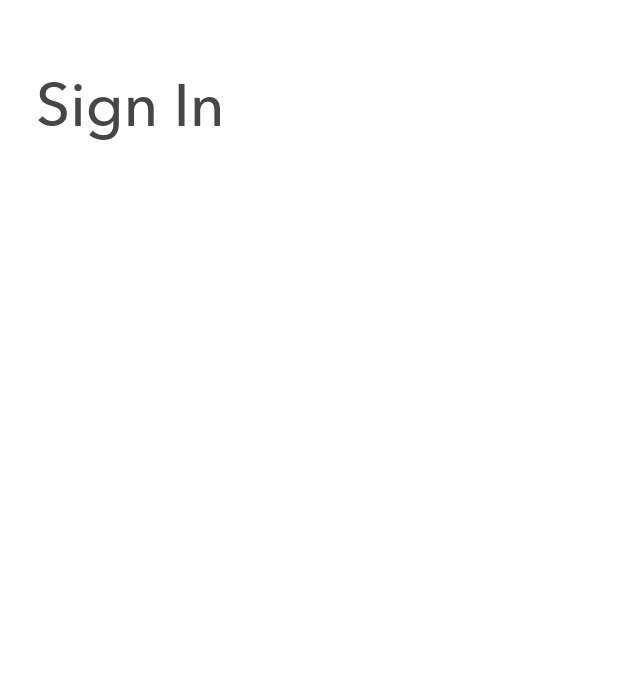
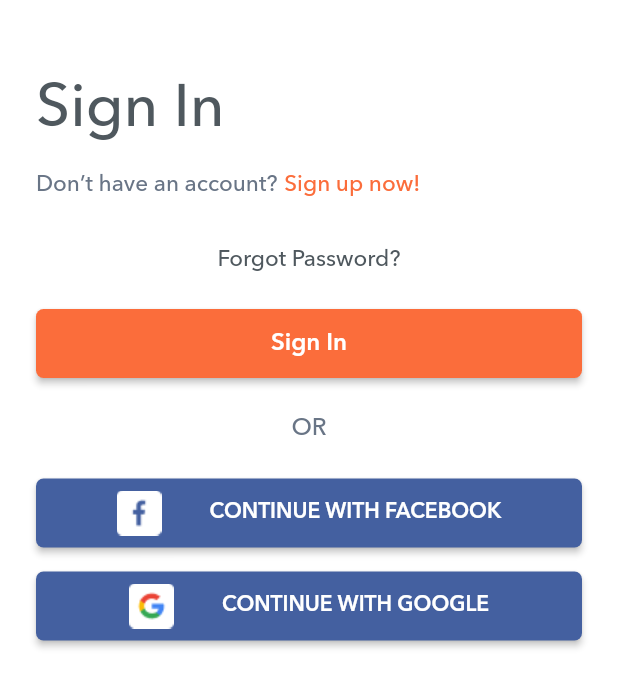
Before and after one commit to TrungNguyen1208/foodedu, a Flutter app: the screen it shows after launch, on a phone screen of 412 x 824 dp. Shown: the top 687 px of the screen. Run offline on Flutter 3.47's test engine with Material 2 defaults, Android fonts, the phone set to English and light mode, and no system bars.

Commit message:
Add lint, button widget, SignIn screen

```diff
--- a/lib/feature/sign_in/sign_in_screen.dart
+++ b/lib/feature/sign_in/sign_in_screen.dart
@@ -1,5 +1,9 @@
 import 'package:flutter/material.dart';
+import 'package:foodedu/feature/widget/authen/right_link_text.dart';
+import 'package:foodedu/feature/widget/authen/social_login_button.dart';
+import 'package:foodedu/feature/widget/common/primary_button.dart';
 import 'package:foodedu/general/constant/app_constant.dart';
+import 'package:foodedu/general/constant/app_theme.dart';
 
 class SignInScreen extends StatefulWidget {
   @override
@@ -13,12 +17,55 @@ class _SignInScreenState extends State<SignInScreen> {
       body: SafeArea(
         child: ListView(
           scrollDirection: Axis.vertical,
-          padding: EdgeInsets.symmetric(horizontal: AppDimen.normalHozPadding, vertical: 50.0),
+          padding: const EdgeInsets.symmetric(
+              horizontal: AppMargin.paddingContentHoz, vertical: 50.0),
           children: <Widget>[
-            Text('Sign In',
-                style: Theme.of(context).textTheme.headline3,
-                maxLines: 1,
-                textAlign: TextAlign.left),
+            Text(
+              'Sign In',
+              style: Theme.of(context)
+                  .textTheme
+                  .headline3
+                  .copyWith(color: AppColor.darkGrayHighlighted),
+              maxLines: 1,
+              textAlign: TextAlign.left,
+            ),
+            const SizedBox(height: AppMargin.big),
+            const RightLinkText(
+              textLeft: 'Don’t have an account?',
+              textRight: 'Sign up now!',
+            ),
+            const SizedBox(height: AppMargin.bigger),
+            Text(
+              'Forgot Password?',
+              style: Theme.of(context)
+                  .textTheme
+                  .bodyText2
+                  .copyWith(color: AppColor.darkGrayHighlighted),
+              maxLines: 1,
+              textAlign: TextAlign.center,
+            ),
+            const SizedBox(height: AppMargin.litterBig),
+            const PrimaryButton(text: 'Sign In'),
+            const SizedBox(height: AppMargin.litterBig),
+            Text(
+              'OR',
+              style: Theme.of(context)
+                  .textTheme
+                  .subtitle1
+                  .copyWith(color: AppColor.lightBlueGray, fontWeight: FontWeight.w500),
+              maxLines: 1,
+              textAlign: TextAlign.center,
+            ),
+            const SizedBox(height: AppMargin.litterBig),
+            const SocialLoginButton(
+              title: 'Continue with facebook',
+              image: 'assets/images/facebook.png',
+            ),
+            const SizedBox(height: AppMargin.big),
+            const SocialLoginButton(
+              title: 'Continue with google',
+              image: 'assets/images/google.png',
+            ),
           ],
         ),
       ),
--- /dev/null
+++ b/lib/feature/widget/authen/right_link_text.dart
@@ -0,0 +1,39 @@
+import 'package:flutter/gestures.dart';
+import 'package:flutter/material.dart';
+import 'package:foodedu/general/constant/app_theme.dart';
+
+class RightLinkText extends StatelessWidget {
+  final String textLeft;
+  final String textRight;
+  final VoidCallback onPressedLink;
+
+  const RightLinkText(
+      {Key key,
+      @required this.textLeft,
+      @required this.textRight,
+      this.onPressedLink})
+      : super(key: key);
+
+  @override
+  Widget build(BuildContext context) {
+    return RichText(
+      text: TextSpan(children: <TextSpan>[
+        TextSpan(
+            text: textLeft ?? '',
+            style: Theme.of(context)
+                .textTheme
+                .bodyText2
+                .copyWith(color: AppColor.lightBlueGray)),
+        const TextSpan(text: ' '),
+        TextSpan(
+          text: textRight ?? '',
+          style: Theme.of(context)
+              .textTheme
+              .bodyText2
+              .copyWith(color: AppColor.primary),
+          recognizer: TapGestureRecognizer()..onTap = (onPressedLink != null) ? onPressedLink : () {},
+        ),
+      ]),
+    );
+  }
+}
--- /dev/null
+++ b/lib/feature/widget/authen/social_login_button.dart
@@ -0,0 +1,49 @@
+import 'package:flutter/material.dart';
+import 'package:foodedu/general/constant/app_constant.dart';
+import 'package:foodedu/general/constant/app_theme.dart';
+
+class SocialLoginButton extends StatelessWidget {
+  final String title;
+  final String image;
+  final VoidCallback onPress;
+  final Color color, textColor;
+
+  const SocialLoginButton({
+    Key key,
+    @required this.title,
+    @required this.image,
+    this.onPress,
+    this.color = AppColor.facebook,
+    this.textColor = AppColor.white,
+  }) : super(key: key);
+
+  @override
+  Widget build(BuildContext context) {
+    return Container(
+      width: double.infinity,
+      height: 46,
+      child: RaisedButton(
+        shape: RoundedRectangleBorder(
+          borderRadius: BorderRadius.circular(5.0),
+        ),
+        onPressed: (onPress != null) ? onPress : () {},
+        highlightColor: Colors.transparent,
+        color: color,
+        textColor: textColor,
+        child: Row(
+          crossAxisAlignment: CrossAxisAlignment.center,
+          mainAxisSize: MainAxisSize.min,
+          children: <Widget>[
+            Image.asset(image, width: 30, height: 30, fit: BoxFit.cover),
+            const SizedBox(width: AppMargin.bigger),
+            Text(title.toUpperCase(),
+                style: Theme.of(context)
+                    .textTheme
+                    .subtitle1
+                    .copyWith(color: textColor, fontSize: 14.0)),
+          ],
+        ),
+      ),
+    );
+  }
+}
--- /dev/null
+++ b/lib/feature/widget/common/primary_button.dart
@@ -0,0 +1,38 @@
+import 'package:flutter/material.dart';
+import 'package:foodedu/general/constant/app_theme.dart';
+
+class PrimaryButton extends StatelessWidget {
+  final String text;
+  final Color color;
+  final Color textColor;
+  final VoidCallback onPressed;
+
+  const PrimaryButton({
+    Key key,
+    @required this.text,
+    this.color = AppColor.primary,
+    this.textColor = AppColor.white,
+    this.onPressed,
+  }) : super(key: key);
+
+  @override
+  Widget build(BuildContext context) {
+    return Container(
+      width: double.infinity,
+      height: 46,
+      child: RaisedButton(
+        shape: RoundedRectangleBorder(
+          borderRadius: BorderRadius.circular(5.0),
+        ),
+        onPressed: (onPressed != null) ? onPressed : () {},
+        color: color,
+        textColor: textColor,
+        child: Text(
+          text ?? '',
+          style: Theme.of(context).textTheme.subtitle1
+              .copyWith(color: textColor),
+        ),
+      ),
+    );
+  }
+}
--- a/lib/general/constant/app_constant.dart
+++ b/lib/general/constant/app_constant.dart
@@ -1,20 +1,35 @@
-import 'package:flutter/material.dart';
+class AppMargin {
+  static const double smaller = 2.0;
+  static const double small = 4.0;
+  static const double slightlySmall = 6.0;
+  static const double normal = 8.0;
+  static const double slightlyBig = 12.0;
+  static const double big = 16.0;
+  static const double litterBig = 24.0;
+  static const double bigger = 32.0;
+  static const double biggest = 64.0;
 
-class AppDimen {
-  static const double normalHozPadding = 24.0;
+  static const double paddingContentHoz = 24.0;
+
+  // See: https://developer.apple.com/design/human-interface-guidelines/ios/visual-design/adaptivity-and-layout
+  static const double minimumTappableMargin = 44.0;
+  static const double mediumTappableMargin = 66.0;
+  static const double bigTappableMargin = 88.0;
 }
 
 class AppRegex {
   static const String emailAddressFormat =
-      "^([A-Z0-9a-z][._+-]{0,1})+[A-Z0-9a-z]+@[A-Za-z0-9-]+(\\.[A-Za-z0-9]+)*(\\.[A-Za-z]{2,})";
-  static const String lowercase = "[a-z]";
-  static const String uppercase = "[A-Z]";
-  static const String numeric = "[0-9]";
+      // ignore: use_raw_strings
+      '^([A-Z0-9a-z][._+-]{0,1})+[A-Z0-9a-z]+@[A-Za-z0-9-]+(\\.[A-Za-z0-9]+)*(\\.[A-Za-z]{2,})';
+  static const String lowercase = '[a-z]';
+  static const String uppercase = '[A-Z]';
+  static const String numeric = '[0-9]';
 
-  static const String passwordSymbols = "#?!@\$%^&*-";
+  // ignore: use_raw_strings
+  static const String passwordSymbols = '#?!@\$%^&*-';
   static const String passwordInvalidCharacter =
-      "[^A-Za-z0-9" + passwordSymbols + "]";
-  static const String phoneNumberInvalidCharacter = "[^0-9]";
+      '[^A-Za-z0-9' + passwordSymbols + ']';
+  static const String phoneNumberInvalidCharacter = '[^0-9]';
 }
 
 class LimitText {
--- a/lib/general/constant/app_theme.dart
+++ b/lib/general/constant/app_theme.dart
@@ -1,13 +1,14 @@
 import 'package:flutter/material.dart';
 
+// ignore: avoid_classes_with_only_static_members
 class AppTheme {
-  static final lightTheme = ThemeData(
+  static final ThemeData lightTheme = ThemeData(
     brightness: Brightness.light,
     // primarySwatch: AppColor.primary,
     primaryColor: AppColor.primary,
     scaffoldBackgroundColor: Colors.white,
     visualDensity: VisualDensity.adaptivePlatformDensity,
-    textTheme: TextTheme(
+    textTheme: const TextTheme(
         headline3: TextStyle(fontSize: 40.0, fontWeight: FontWeight.w500, fontFamily: AppFont.aveNextLT, color: AppColor.defaultText),
         headline4: TextStyle(fontSize: 27.0, fontWeight: FontWeight.w600, fontFamily: AppFont.aveNextLT, color: AppColor.defaultText),
         headline5: TextStyle(fontSize: 20.0, fontWeight: FontWeight.w600, fontFamily: AppFont.aveNextLT, color: AppColor.defaultText),
@@ -30,7 +31,7 @@ class AppColor {
   static const Color primaryLight = Color(0xffFFF1E5);
 
   static const Color darkGrayHighlighted = Color(0xff4F585E);
-  static const Color darkBlueGray = Color(0xff697586);
+  static const Color lightBlueGray = Color(0xff697586);
   static const Color gray = Color(0xff9B9B9B);
   static const Color lightGray = Color(0xffc3c3c3);
   static const Color offWhite = Color(0xffF6F6F6);
@@ -40,5 +41,8 @@ class AppColor {
   static const Color red = Color(0xffF43E3E);
   static const Color blue = Color(0xff4B8EDD);
 
+  static const Color facebook = Color(0xff4460A0);
+  static const Color google = Color(0xff4285F4);
+
   static const Color defaultText = Color(0xff464646);
 }
--- a/lib/main.dart
+++ b/lib/main.dart
@@ -13,6 +13,7 @@ class FoodApp extends StatelessWidget {
   Widget build(BuildContext context) {
     return MaterialApp(
       title: 'Foodude',
+      debugShowCheckedModeBanner: false,
       theme: AppTheme.lightTheme,
       home: SignInScreen(),
     );
@@ -22,7 +23,7 @@ class FoodApp extends StatelessWidget {
 class TestDemoScreen extends StatelessWidget {
   @override
   Widget build(BuildContext context) {
-    return Scaffold(
+    return const Scaffold(
 
     );
   }
```
Also changed, not shown: analysis_options.yaml (added, +229 -0 lines), lib/feature/widget/common/secondary_button.dart (added, +42 -0 lines), assets/images/facebook.png (added), assets/images/google.png (added).
